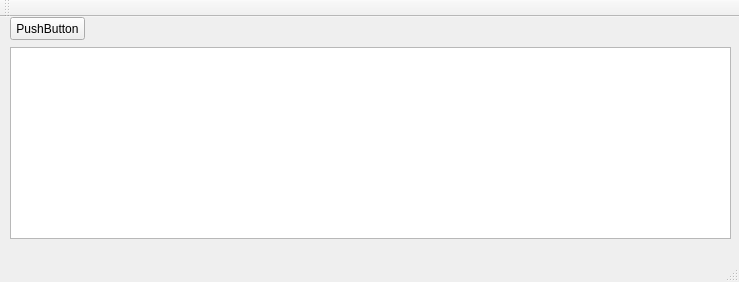
Qt form mainwindow.ui (semapv/WorkWithTracks) before a commit.
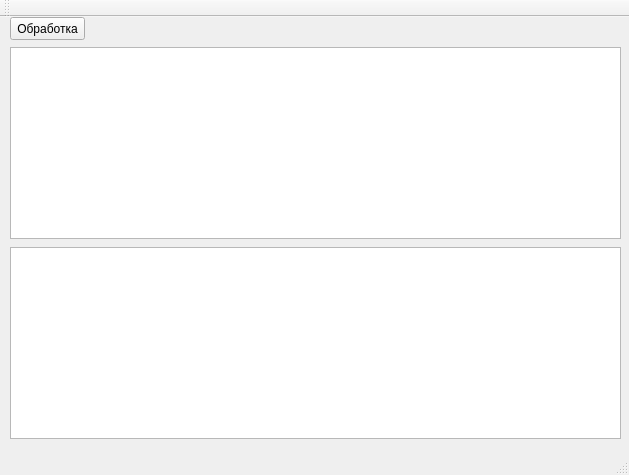
The same form after that commit.

```diff
--- a/mainwindow.ui
+++ b/mainwindow.ui
@@ -6,8 +6,8 @@
    <rect>
     <x>0</x>
     <y>0</y>
-    <width>739</width>
-    <height>282</height>
+    <width>629</width>
+    <height>475</height>
    </rect>
   </property>
   <property name="windowTitle">
@@ -19,7 +19,7 @@
      <rect>
       <x>10</x>
       <y>30</y>
-      <width>721</width>
+      <width>611</width>
       <height>192</height>
      </rect>
     </property>
@@ -34,16 +34,16 @@
      </rect>
     </property>
     <property name="text">
-     <string>PushButton</string>
+     <string>Обработка</string>
     </property>
    </widget>
-   <widget class="QLabel" name="label">
+   <widget class="QTextBrowser" name="GpxStatistic">
     <property name="geometry">
      <rect>
-      <x>100</x>
-      <y>0</y>
-      <width>151</width>
-      <height>16</height>
+      <x>10</x>
+      <y>230</y>
+      <width>611</width>
+      <height>192</height>
      </rect>
     </property>
     <property name="text">
```
Left out of the diff: 7 changed lines with no effect on the pictures.
